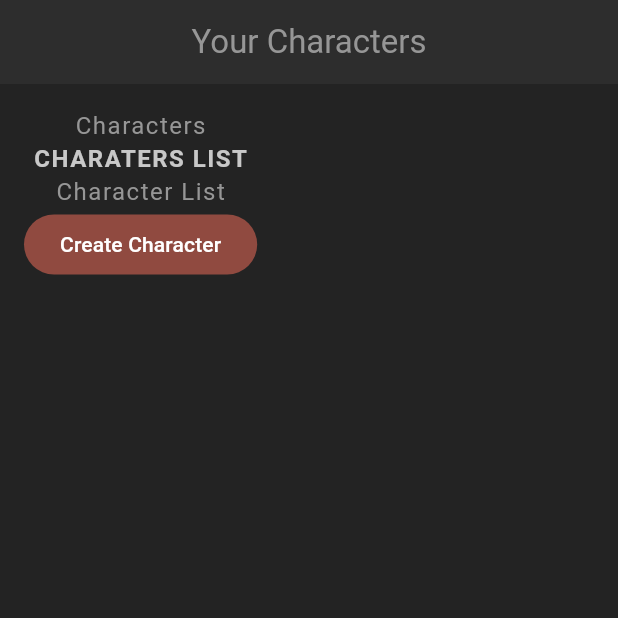
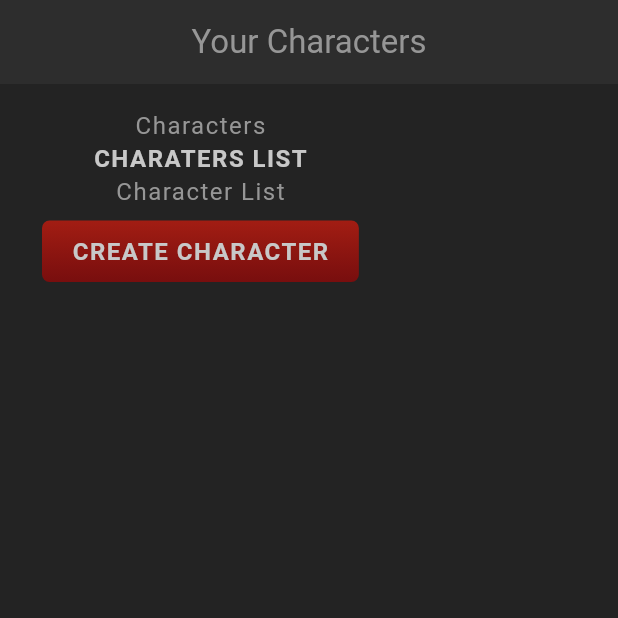
Before and after one commit to Amiko1/characters-app, a Flutter app: the screen it shows after launch, on a phone screen of 412 x 824 dp, the top half of it. Run offline on Flutter 3.47's test engine with Material 3 defaults, Android fonts, the phone set to English and light mode, and no system bars; our stand-ins replace google_fonts; Roboto replaces fonts that are missing (Kanit).

Commit message:
create styled button

```diff
--- a/lib/screens/home/home.dart
+++ b/lib/screens/home/home.dart
@@ -1,4 +1,5 @@
 import 'package:flutter/material.dart';
+import 'package:rpc/shared/styled_button.dart';
 import 'package:rpc/shared/styled_text.dart';
 
 class Home extends StatefulWidget {
@@ -21,7 +22,10 @@ class _HomeState extends State<Home> {
             StyledHeading("Charaters list"),
 
             Text("Character List"),
-            FilledButton(onPressed: () {}, child: Text("Create Character")),
+            StyledButton(
+              onPressed: () {},
+              child: StyledHeading("Create Character"),
+            ),
           ],
         ),
       ),
--- /dev/null
+++ b/lib/shared/styled_button.dart
@@ -0,0 +1,28 @@
+import 'package:flutter/material.dart';
+import 'package:rpc/theme.dart';
+
+class StyledButton extends StatelessWidget {
+  const StyledButton({super.key, required this.onPressed, required this.child});
+
+  final Function() onPressed;
+  final Widget child;
+
+  @override
+  Widget build(BuildContext context) {
+    return TextButton(
+      onPressed: onPressed,
+      child: Container(
+        padding: const EdgeInsets.symmetric(vertical: 10, horizontal: 20),
+        decoration: BoxDecoration(
+          gradient: LinearGradient(
+            colors: [AppColors.primaryColor, AppColors.primaryAccent],
+            begin: Alignment.topCenter,
+            end: Alignment.bottomCenter,
+          ),
+          borderRadius: const BorderRadius.all(Radius.circular(5)),
+        ),
+        child: child,
+      ),
+    );
+  }
+}
```
